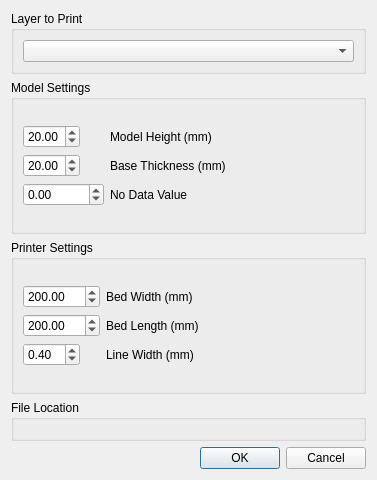
Before: the Qt Designer form dem2stl_dialog_base.ui in SuheybAden/STL_Generator-QGIS_Plugin, drawn with Qt 5.
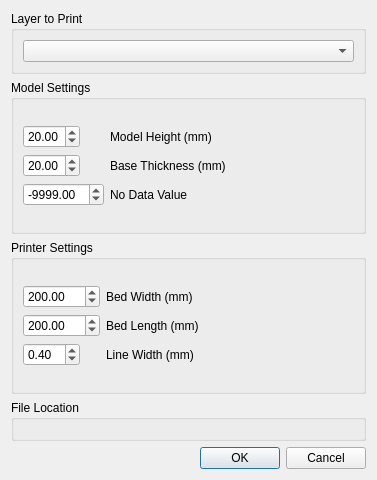
After: the same form once the commit is applied. Custom widgets are drawn as their Qt base class.

Commit message: Added function for generating STL manually

```diff
--- a/dem2stl_dialog_base.ui
+++ b/dem2stl_dialog_base.ui
@@ -116,6 +116,9 @@
           <property name="maximum">
            <double>50000.000000000000000</double>
           </property>
+          <property name="value">
+           <double>-9999.000000000000000</double>
+          </property>
          </widget>
         </item>
        </layout>
```
The commit also changes 2 other files.
